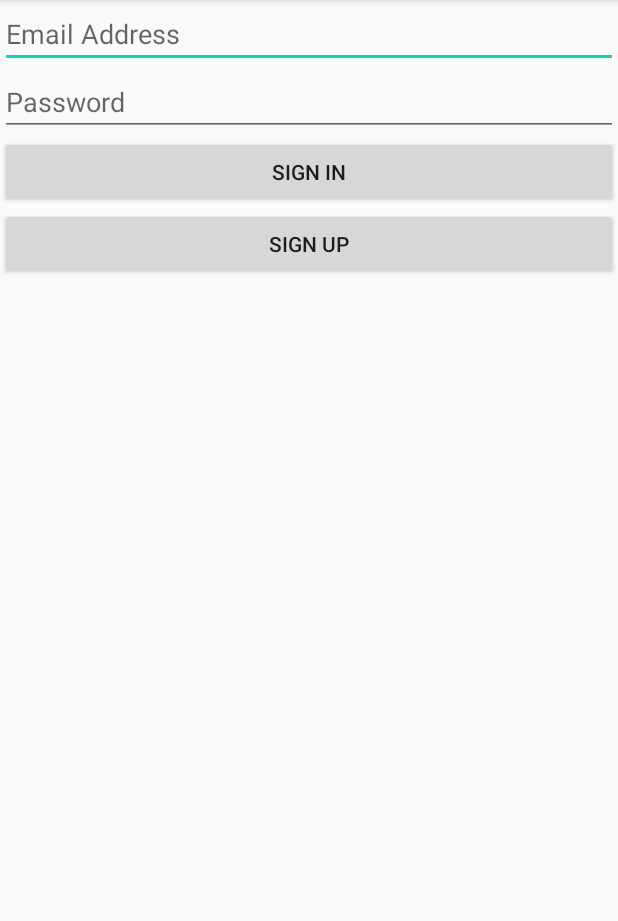
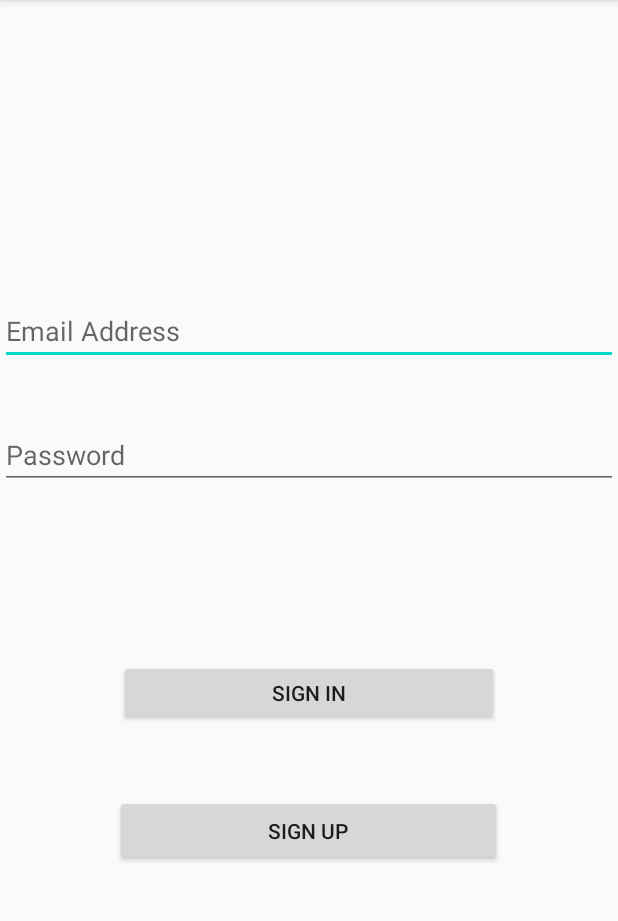
Before and after one commit to V-P-A-AppDev/MINIMAP, an Android app: the CustomerLoginActivity screen opened directly, with no data from a screen before it, on a phone screen of 412 x 824 dp, the part 84-1005 px from its top. Run offline under Robolectric (Android 15) with nearby library versions, the phone set to English and light mode, and no system bars; our stand-ins replace Firebase (no records; nobody signed in at launch, a user with empty details on screens opened directly); 1 statement that could not run was skipped.

Commit message:
Improved Log in and sign up UI

```diff
--- a/MiniMap/app/src/main/res/layout/activity_customer_login.xml
+++ b/MiniMap/app/src/main/res/layout/activity_customer_login.xml
@@ -1,6 +1,5 @@
 <?xml version="1.0" encoding="utf-8"?>
-<LinearLayout xmlns:android="http://schemas.android.com/apk/res/android"
-    xmlns:app="http://schemas.android.com/apk/res-auto"
+<androidx.constraintlayout.widget.ConstraintLayout xmlns:android="http://schemas.android.com/apk/res/android"    xmlns:app="http://schemas.android.com/apk/res-auto"
     xmlns:tools="http://schemas.android.com/tools"
     android:layout_width="match_parent"
     android:layout_height="match_parent"
@@ -10,21 +9,44 @@
         android:id="@+id/email"
         android:layout_width="match_parent"
         android:layout_height="wrap_content"
-        android:hint="Email Address" />
+        android:hint="Email Address"
+        app:layout_constraintBottom_toBottomOf="parent"
+        app:layout_constraintEnd_toEndOf="parent"
+        app:layout_constraintHorizontal_bias="0.0"
+        app:layout_constraintStart_toStartOf="parent"
+        app:layout_constraintTop_toTopOf="parent"
+        app:layout_constraintVertical_bias="0.274" />
 
     <EditText
+        android:id="@+id/password"
         android:layout_width="match_parent"
         android:layout_height="wrap_content"
         android:hint="Password"
-        android:id="@+id/password"/>
+        app:layout_constraintBottom_toBottomOf="parent"
+        app:layout_constraintEnd_toEndOf="@+id/email"
+        app:layout_constraintHorizontal_bias="0.0"
+        app:layout_constraintStart_toStartOf="@+id/email"
+        app:layout_constraintTop_toTopOf="@+id/email"
+        app:layout_constraintVertical_bias="0.158" />
     <Button
-        android:layout_width="match_parent"
-        android:layout_height="wrap_content"
+        android:id="@+id/login"
+        android:layout_width="253dp"
+        android:layout_height="43dp"
         android:text="Sign In"
-        android:id="@+id/login"/>
+        app:layout_constraintBottom_toBottomOf="parent"
+        app:layout_constraintEnd_toEndOf="parent"
+        app:layout_constraintStart_toStartOf="parent"
+        app:layout_constraintTop_toTopOf="parent"
+        app:layout_constraintVertical_bias="0.607" />
     <Button
-        android:layout_width="match_parent"
-        android:layout_height="wrap_content"
+        android:id="@+id/registration"
+        android:layout_width="258dp"
+        android:layout_height="47dp"
         android:text="Sign Up"
-        android:id="@+id/registration"/>
-</LinearLayout>
+        app:layout_constraintBottom_toBottomOf="parent"
+        app:layout_constraintEnd_toEndOf="parent"
+        app:layout_constraintHorizontal_bias="0.496"
+        app:layout_constraintStart_toStartOf="parent"
+        app:layout_constraintTop_toTopOf="parent"
+        app:layout_constraintVertical_bias="0.735"/>
+</androidx.constraintlayout.widget.ConstraintLayout>
```
Also changed, not shown: MiniMap/app/src/main/res/layout/activity_worker_login.xml (+38 -12 lines).
